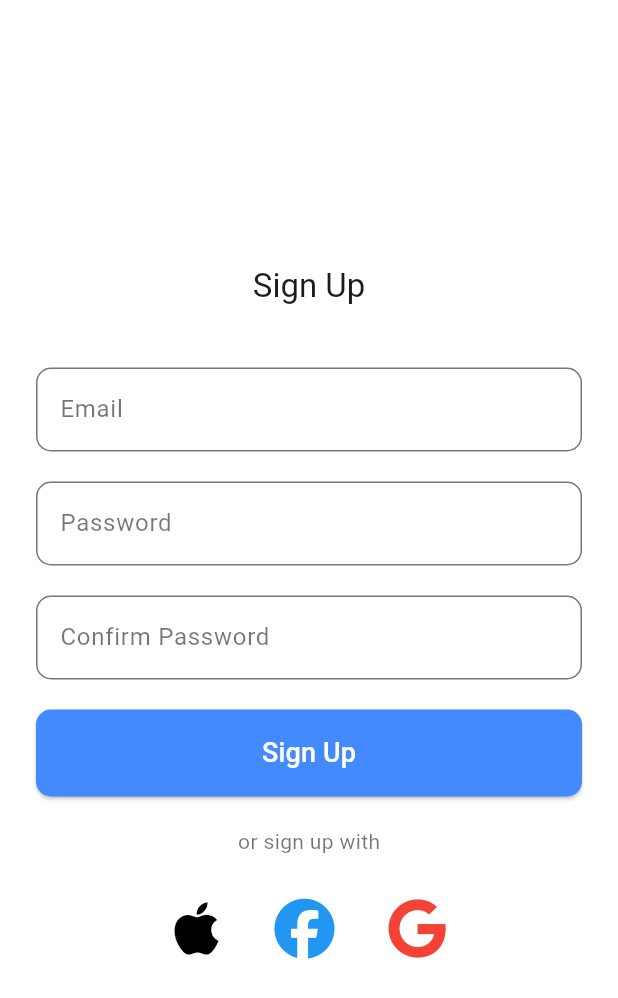
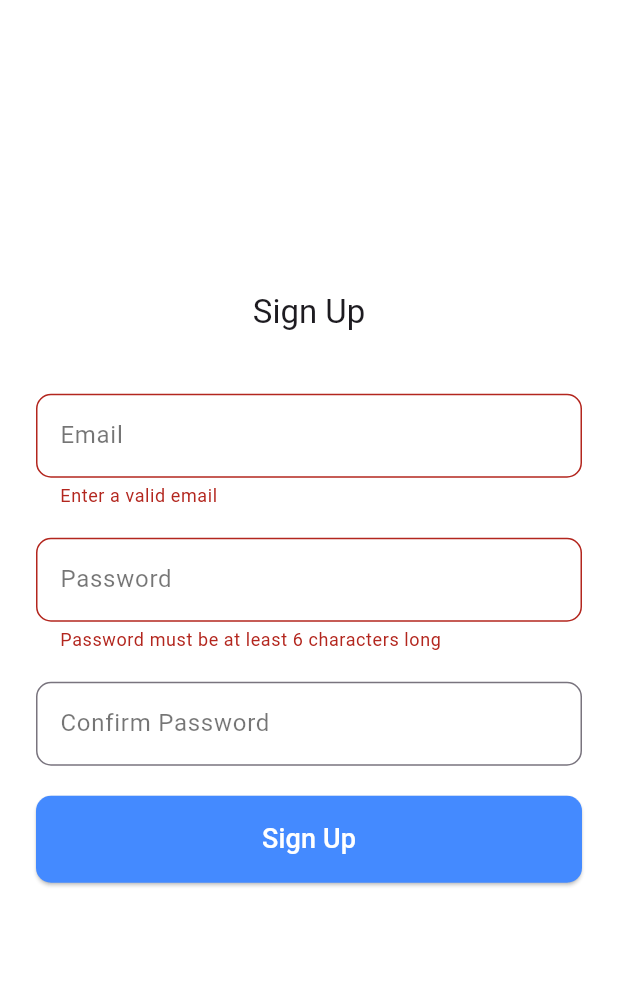
Before and after one commit to TaeBbong/flutter-architecture-sample, a Flutter app: the screen it shows after launch, on a phone screen of 412 x 824 dp. Shown: the top 998 px of the screen. Run offline on Flutter 3.47's test engine with Material 3 defaults, Android fonts, the phone set to English and light mode, and no system bars; our stand-ins replace flutter_secure_storage, font_awesome_flutter, get; accounts and stored records are empty.

Commit message:
wip: auth app with mvvm architecture

```diff
--- a/lib/main.dart
+++ b/lib/main.dart
@@ -1,15 +1,20 @@
+import 'package:get/get.dart';
+
+import '../bindings/auth_binding.dart';
 import 'package:flutter/material.dart';
-import 'pages/sign_up_page.dart';
+import 'views/sign_up_page.dart';
 import 'styles/theme.dart';
 
 void main() {
+  WidgetsFlutterBinding.ensureInitialized();
+  AuthBinding().dependencies();
   runApp(MyApp());
 }
 
 class MyApp extends StatelessWidget {
   @override
   Widget build(BuildContext context) {
-    return MaterialApp(
+    return GetMaterialApp(
       theme: AppTheme.lightTheme,
       home: SignUpPage(),
     );
--- /dev/null
+++ b/lib/models/user.dart
@@ -0,0 +1,11 @@
+class User {
+  final String id;
+  final String email;
+  final String token;
+
+  User({
+    required this.id,
+    required this.email,
+    required this.token,
+  });
+}
--- a/lib/pages/sign_up_page.dart
+++ /dev/null
@@ -1,81 +0,0 @@
-import 'package:flutter/material.dart';
-import 'package:font_awesome_flutter/font_awesome_flutter.dart';
-
-class SignUpPage extends StatelessWidget {
-  const SignUpPage({super.key});
-
-  @override
-  Widget build(BuildContext context) {
-    return Scaffold(
-      backgroundColor: Colors.white,
-      body: Padding(
-        padding: const EdgeInsets.symmetric(horizontal: 24.0),
-        child: Column(
-          mainAxisAlignment: MainAxisAlignment.center,
-          children: [
-            Text(
-              'Sign Up',
-              style: Theme.of(context).textTheme.titleLarge,
-            ),
-            const SizedBox(height: 40),
-            const TextField(
-              decoration: InputDecoration(labelText: 'Email'),
-            ),
-            const SizedBox(height: 20),
-            const TextField(
-              decoration: InputDecoration(labelText: 'Password'),
-              obscureText: true,
-            ),
-            const SizedBox(height: 20),
-            const TextField(
-              decoration: InputDecoration(labelText: 'Confirm Password'),
-              obscureText: true,
-            ),
-            const SizedBox(height: 20),
-            SizedBox(
-              width: double.infinity,
-              child: ElevatedButton(
-                onPressed: () {},
-                child: const Text(
-                  'Sign Up',
-                  style: TextStyle(fontSize: 18, color: Colors.white),
-                ),
-              ),
-            ),
-            const SizedBox(height: 20),
-            Text(
-              'or sign up with',
-              style: Theme.of(context).textTheme.bodyMedium,
-            ),
-            const SizedBox(height: 20),
-            Row(
-              mainAxisAlignment: MainAxisAlignment.center,
-              children: [
-                IconButton(
-                  icon: const FaIcon(FontAwesomeIcons.apple),
-                  onPressed: () {},
-                  iconSize: 40,
-                  color: Colors.black,
-                ),
-                const SizedBox(width: 20),
-                IconButton(
-                  icon: const FaIcon(FontAwesomeIcons.facebook),
-                  onPressed: () {},
-                  iconSize: 40,
-                  color: Colors.blue,
-                ),
-                const SizedBox(width: 20),
-                IconButton(
-                  icon: const FaIcon(FontAwesomeIcons.google),
-                  onPressed: () {},
-                  iconSize: 40,
-                  color: Colors.red,
-                ),
-              ],
-            ),
-          ],
-        ),
-      ),
-    );
-  }
-}
--- /dev/null
+++ b/lib/services/auth_service.dart
@@ -0,0 +1,39 @@
+import 'dart:convert';
+import 'package:http/http.dart' as http;
+import '../models/user.dart';
+import '../utils/secure_storage.dart';
+
+class AuthService {
+  final http.Client client;
+  final SecureStorage secureStorage;
+
+  AuthService(this.client, this.secureStorage);
+
+  Future<User?> login(String email, String password) async {
+    final response = await client.post(
+      Uri.parse('https://api.example.com/login'),
+      body: {'email': email, 'password': password},
+    );
+
+    if (response.statusCode == 200) {
+      final json = jsonDecode(response.body);
+      final user =
+          User(id: json['id'], email: json['email'], token: json['token']);
+      await secureStorage.write(key: 'token', value: user.token); // 토큰 저장
+      return user;
+    } else {
+      throw Exception('Failed to login');
+    }
+  }
+
+  Future<void> register(String email, String password) async {
+    final response = await client.post(
+      Uri.parse('https://api.example.com/register'),
+      body: {'email': email, 'password': password},
+    );
+
+    if (response.statusCode != 200) {
+      throw Exception('Failed to register');
+    }
+  }
+}
--- /dev/null
+++ b/lib/utils/validators.dart
@@ -0,0 +1,15 @@
+import 'package:get/get_utils/get_utils.dart';
+
+String? validatePassword(String password) {
+  if (password.length < 6) {
+    return 'Password must be at least 6 characters long';
+  }
+  return null;
+}
+
+String? validateEmail(String email) {
+  if (!GetUtils.isEmail(email)) {
+    return 'Enter a valid email';
+  }
+  return null;
+}
--- /dev/null
+++ b/lib/viewmodels/auth_viewmodel.dart
@@ -0,0 +1,37 @@
+import 'package:get/get.dart';
+import '../models/user.dart';
+import '../services/auth_service.dart';
+
+class AuthViewModel extends GetxController {
+  final AuthService authService;
+
+  AuthViewModel(this.authService);
+
+  var isLoading = false.obs;
+  var errorMessage = ''.obs;
+  var user = Rxn<User>();
+
+  Future<void> login(String email, String password) async {
+    try {
+      isLoading.value = true;
+      user.value = await authService.login(email, password);
+      errorMessage.value = '';
+    } catch (e) {
+      errorMessage.value = e.toString();
+    } finally {
+      isLoading.value = false;
+    }
+  }
+
+  Future<void> register(String email, String password) async {
+    try {
+      isLoading.value = true;
+      await authService.register(email, password);
+      errorMessage.value = '';
+    } catch (e) {
+      errorMessage.value = e.toString();
+    } finally {
+      isLoading.value = false;
+    }
+  }
+}
--- /dev/null
+++ b/lib/views/sign_up_page.dart
@@ -0,0 +1,83 @@
+import 'package:flutter/material.dart';
+import 'package:get/get.dart';
+import '../viewmodels/auth_viewmodel.dart';
+import '../utils/validators.dart';
+
+class SignUpPage extends StatelessWidget {
+  final emailController = TextEditingController();
+  final passwordController = TextEditingController();
+  final confirmPasswordController = TextEditingController();
+
+  @override
+  Widget build(BuildContext context) {
+    final authViewModel = Get.find<AuthViewModel>();
+
+    return Scaffold(
+      backgroundColor: Colors.white,
+      body: Padding(
+        padding: const EdgeInsets.symmetric(horizontal: 24.0),
+        child: Column(
+          mainAxisAlignment: MainAxisAlignment.center,
+          children: [
+            Text(
+              'Sign Up',
+              style: Theme.of(context).textTheme.titleLarge,
+            ),
+            const SizedBox(height: 40),
+            TextField(
+              controller: emailController,
+              decoration: InputDecoration(
+                labelText: 'Email',
+                errorText: validateEmail(emailController.text),
+              ),
+            ),
+            const SizedBox(height: 20),
+            TextField(
+              controller: passwordController,
+              decoration: InputDecoration(
+                labelText: 'Password',
+                errorText: validatePassword(passwordController.text),
+              ),
+              obscureText: true,
+            ),
+            const SizedBox(height: 20),
+            TextField(
+              controller: confirmPasswordController,
+              decoration: InputDecoration(
+                labelText: 'Confirm Password',
+                errorText:
+                    passwordController.text != confirmPasswordController.text
+                        ? 'Passwords do not match'
+                        : null,
+              ),
+              obscureText: true,
+            ),
+            const SizedBox(height: 20),
+            SizedBox(
+              width: double.infinity,
+              child: Obx(() => authViewModel.isLoading.value
+                  ? CircularProgressIndicator()
+                  : ElevatedButton(
+                      onPressed: () {
+                        authViewModel.register(
+                          emailController.text,
+                          passwordController.text,
+                        );
+                      },
+                      child: const Text(
+                        'Sign Up',
+                        style: TextStyle(fontSize: 18, color: Colors.white),
+                      ),
+                    )),
+            ),
+            const SizedBox(height: 20),
+            Obx(() => authViewModel.user.value != null
+                ? Text('Welcome, ${authViewModel.user.value!.email}')
+                : Text(authViewModel.errorMessage.value,
+                    style: TextStyle(color: Colors.red))),
+          ],
+        ),
+      ),
+    );
+  }
+}
--- a/pubspec.yaml
+++ b/pubspec.yaml
@@ -35,6 +35,9 @@ dependencies:
   # Use with the CupertinoIcons class for iOS style icons.
   cupertino_icons: ^1.0.2
   font_awesome_flutter: ^10.7.0
+  get: ^4.6.6
+  http: ^1.1.0
+  flutter_secure_storage: ^9.2.2
 
 dev_dependencies:
   flutter_test:
```
Also changed, not shown: lib/bindings/auth_binding.dart (added, +13 -0 lines), lib/utils/secure_storage.dart (added, +17 -0 lines), lib/views/sigin_in_page.dart (renamed from lib/pages/sigin_in_page.dart), pubspec.lock, 3 other files.
